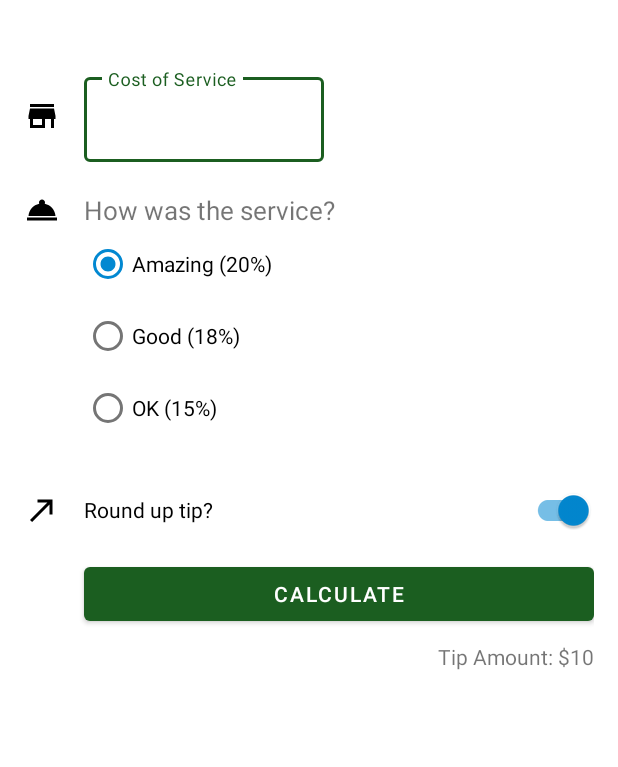
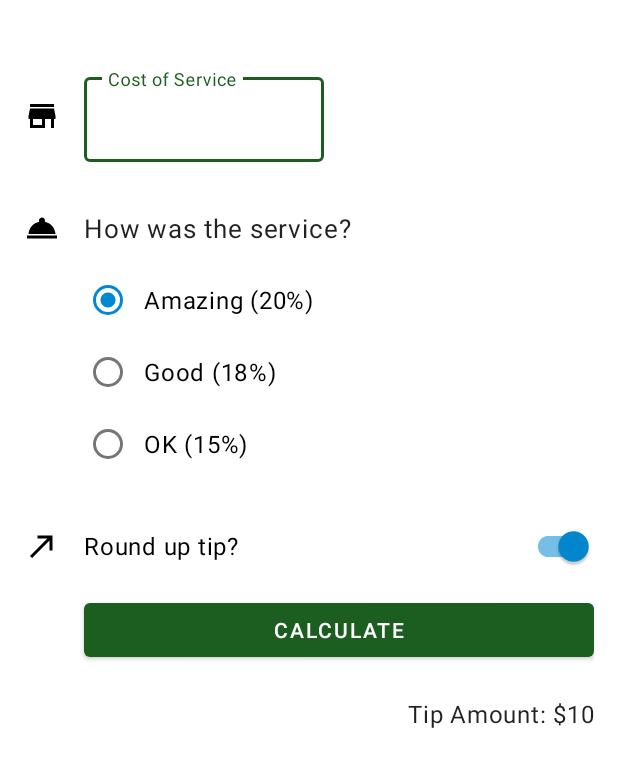
Before and after one commit to ercanpalta/TipTimeAndroid, an Android app: the layout activity_main.xml on its own in the app's theme, with its tools: preview values and no code run, on a phone screen of 412 x 824 dp. Shown: the top 767 px of the screen. Run offline under Robolectric (Android 15) with nearby library versions, the phone set to English and light mode, and no system bars.

Commit message:
styles.xml added and theme.xml updated

```diff
--- a/app/src/main/res/layout/activity_main.xml
+++ b/app/src/main/res/layout/activity_main.xml
@@ -26,8 +26,7 @@
         android:layout_marginStart="16dp"
         android:hint="@string/cost_of_service"
         app:layout_constraintStart_toEndOf="@id/icon_cost_of_service"
-        app:layout_constraintTop_toTopOf="parent"
-        style="@style/Widget.MaterialComponents.TextInputLayout.OutlinedBox">
+        app:layout_constraintTop_toTopOf="parent">
 
         <com.google.android.material.textfield.TextInputEditText
             android:id="@+id/cost_of_service_edit_text"
@@ -56,6 +55,7 @@
         android:layout_marginTop="20dp"
         android:layout_marginStart="16dp"
         android:text="@string/how_was_the_service"
+        style="@style/Widget.TipTime.TextView"
         app:layout_constraintStart_toEndOf="@+id/icon_service_question"
         app:layout_constraintTop_toBottomOf="@id/cost_of_service" />
 
@@ -126,6 +126,7 @@
         android:layout_height="wrap_content"
         android:layout_marginTop="8dp"
         tools:text="Tip Amount: $10"
+        style="@style/Widget.TipTime.TextView"
         app:layout_constraintEnd_toEndOf="parent"
         app:layout_constraintTop_toBottomOf="@id/calculate_button" />
 
--- a/app/src/main/res/values-night/themes.xml
+++ b/app/src/main/res/values-night/themes.xml
@@ -12,5 +12,13 @@
         <!-- Status bar color. -->
         <item name="android:statusBarColor" tools:targetApi="l">?attr/colorPrimaryVariant</item>
         <!-- Customize your theme here. -->
+
+
+        <!-- Text input fields -->
+        <item name="textInputStyle">@style/Widget.MaterialComponents.TextInputLayout.OutlinedBox</item>
+        <!-- Radio buttons -->
+        <item name="radioButtonStyle">@style/Widget.TipTime.CompoundButton.RadioButton</item>
+        <!-- Switches -->
+        <item name="switchStyle">@style/Widget.TipTime.CompoundButton.Switch</item>
     </style>
 </resources>
--- /dev/null
+++ b/app/src/main/res/values/styles.xml
@@ -0,0 +1,19 @@
+<?xml version="1.0" encoding="utf-8"?>
+<resources>
+    <style name="Widget.TipTime.TextView" parent="Widget.MaterialComponents.TextView">
+        <item name="android:minHeight">48dp</item>
+        <item name="android:gravity">center_vertical</item>
+        <item name="android:textAppearance">?attr/textAppearanceBody1</item>
+    </style>
+
+    <style name="Widget.TipTime.CompoundButton.Switch" parent="Widget.MaterialComponents.CompoundButton.Switch">
+        <item name="android:minHeight">48dp</item>
+        <item name="android:gravity">center_vertical</item>
+        <item name="android:textAppearance">?attr/textAppearanceBody1</item>
+    </style>
+
+    <style name="Widget.TipTime.CompoundButton.RadioButton" parent="Widget.MaterialComponents.CompoundButton.RadioButton">
+        <item name="android:paddingStart">8dp</item>
+        <item name="android:textAppearance">?attr/textAppearanceBody1</item>
+    </style>
+</resources>
--- a/app/src/main/res/values/themes.xml
+++ b/app/src/main/res/values/themes.xml
@@ -12,5 +12,13 @@
         <!-- Status bar color. -->
         <item name="android:statusBarColor" tools:targetApi="l">?attr/colorPrimaryVariant</item>
         <!-- Customize your theme here. -->
+
+
+        <!-- Text input fields -->
+        <item name="textInputStyle">@style/Widget.MaterialComponents.TextInputLayout.OutlinedBox</item>
+        <!-- Radio buttons -->
+        <item name="radioButtonStyle">@style/Widget.TipTime.CompoundButton.RadioButton</item>
+        <!-- Switches -->
+        <item name="switchStyle">@style/Widget.TipTime.CompoundButton.Switch</item>
     </style>
 </resources>
```
